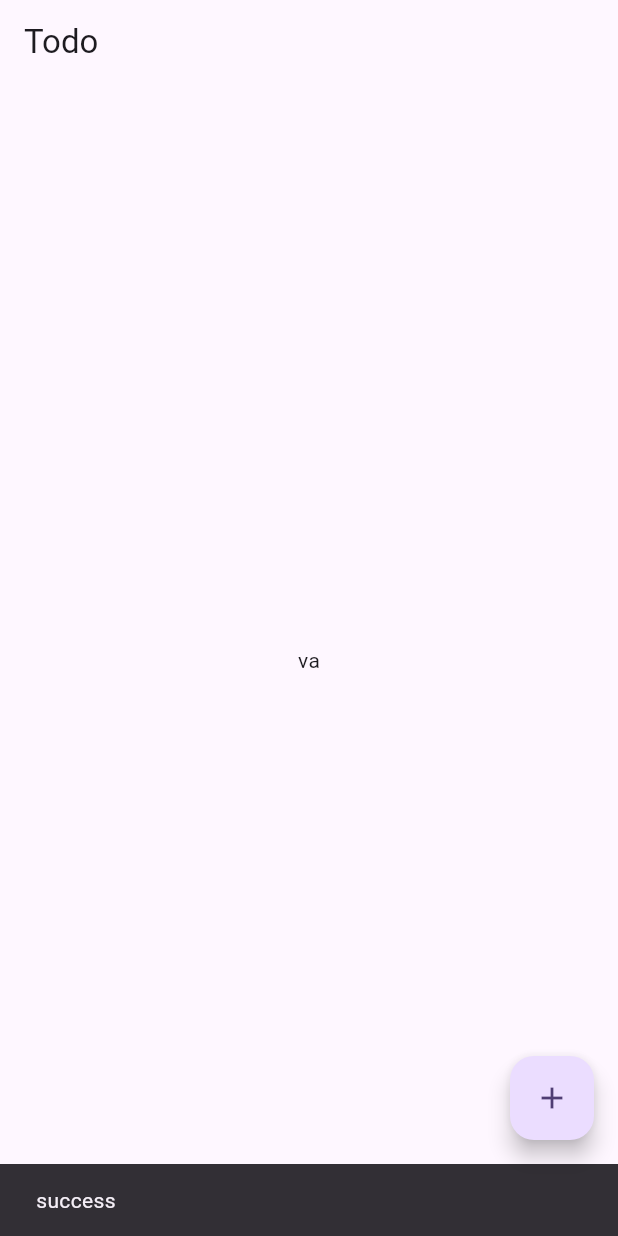
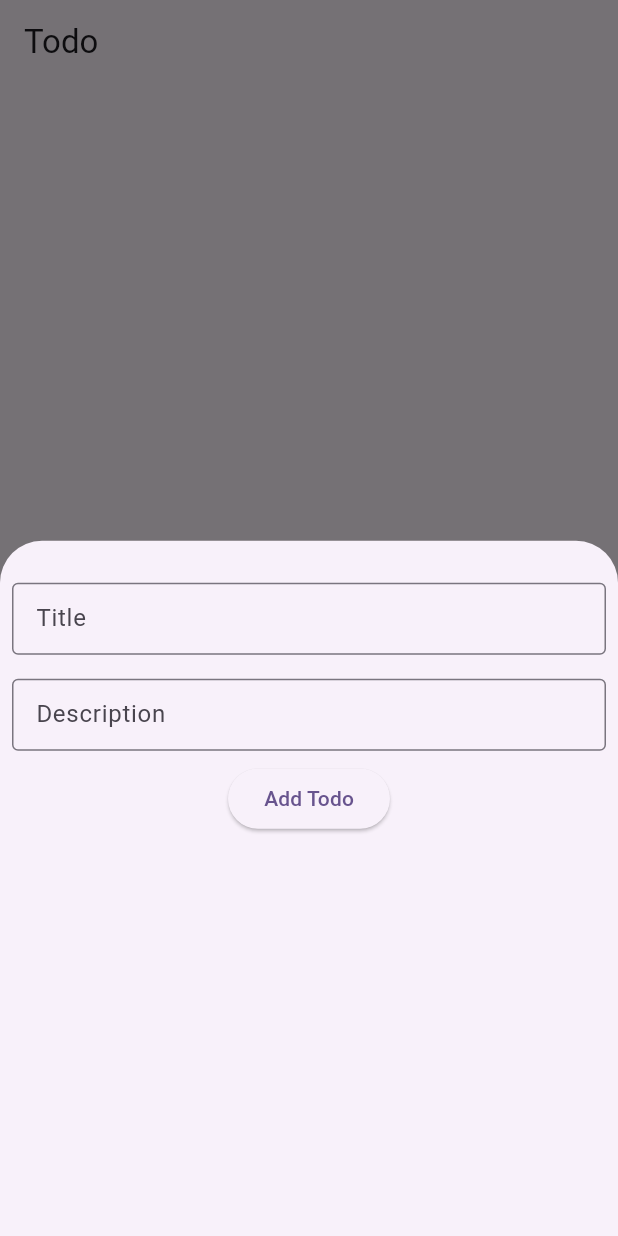
Before and after one commit to Stephen-Essoun/todo-clean-architecture-app, a Flutter app: the screen it shows after launch, after a tap on the "add" icon, on a phone screen of 412 x 824 dp. Run offline on Flutter 3.47's test engine with Material 2 defaults, Android fonts, the phone set to English and light mode, and no system bars; our stand-ins replace cloud_firestore, dartz, firebase_core; accounts and stored records are empty.

Commit message:
adding and retrieving from the db successful

```diff
--- a/lib/feature/todo/data/database/remote.db.dart
+++ b/lib/feature/todo/data/database/remote.db.dart
@@ -7,7 +7,7 @@ abstract class TodoRemoteDB extends ChangeNotifier {
   Future<Todo> addTodo(Todo todo);
   Future<Todo> editTodo(Todo todo);
   Future<Todo> deleteTodo(Todo todo);
-  Future<List<Todo>> listTodos();
+  Stream<List<Todo>> listTodos();
 }
 
 class TodoRemoteDBImpl extends ChangeNotifier implements TodoRemoteDB {
@@ -34,12 +34,15 @@ class TodoRemoteDBImpl extends ChangeNotifier implements TodoRemoteDB {
   }
 
   @override
-  Future<List<Todo>> listTodos() async {
-    final todos = await db.get();
-    return todos.docs
-        .map(
-          (todo) => Todo.fromMap(todo.data()),
-        )
-        .toList();
+  Stream<List<Todo>> listTodos() async* {
+    yield* db.snapshots().map(
+      (snapshots) {
+        return snapshots.docs
+            .map(
+              (docs) => Todo.fromMap(docs.data())
+            )
+            .toList();
+      },
+    );
   }
 }
--- a/lib/feature/todo/data/repositories/todo.repository.impl.dart
+++ b/lib/feature/todo/data/repositories/todo.repository.impl.dart
@@ -41,9 +41,9 @@ class TodoRepositoryImpl extends ChangeNotifier implements TodoRepository{
   }
 
   @override
-  Future<Either<Failure, List<Todo>>> getAll() async{
+  Future<Either<Failure, Stream<List<Todo>>>> getAll() async{
     try {
-      final result = await remoteDB.listTodos();
+      final result = remoteDB.listTodos();
       return Right(result);
     } catch (e) {
       return Left(Failure("Oops, creating was unsuccessful"));
--- a/lib/feature/todo/domain/repositories/todo.repository.dart
+++ b/lib/feature/todo/domain/repositories/todo.repository.dart
@@ -8,5 +8,7 @@ abstract class TodoRepository extends ChangeNotifier{
   Future<Either<Failure,Todo>> add(Todo todo);
   Future<Either<Failure,Todo>> edit(Todo todo);
   Future<Either<Failure,Todo>> delete(Todo todo);
-  Future<Either<Failure,List<Todo>>> getAll();
+  Future<Either<Failure,Stream<List<Todo>>>> getAll();
+
+
 }
--- a/lib/feature/todo/domain/usecases/delete.dart
+++ b/lib/feature/todo/domain/usecases/delete.dart
@@ -1,14 +1,17 @@
 import 'package:dartz/dartz.dart';
+import 'package:flutter/material.dart';
+import 'package:todo/feature/todo/data/repositories/todo.repository.impl.dart';
 
 import '../../shared/errors/failure.dart';
 import '../../shared/utils/usecases.dart';
 import '../entities/todo.dart';
 import '../repositories/todo.repository.dart';
 
-class DeleteTodo implements UseCase<Todo,Params<Todo>> {
+class DeleteTodo extends ChangeNotifier implements UseCase<Todo,Params<Todo>> {
   final TodoRepository repo;
 
   DeleteTodo(this.repo);
+  DeleteTodo.empty():repo = TodoRepositoryImpl.empty();
   @override
   Future<Either<Failure, Todo>> call(Params todo)async {
     return await repo.delete(todo.data);
--- a/lib/feature/todo/domain/usecases/get.all.dart
+++ b/lib/feature/todo/domain/usecases/get.all.dart
@@ -1,17 +1,22 @@
 import 'package:dartz/dartz.dart';
+import 'package:flutter/material.dart';
+import 'package:todo/feature/todo/data/repositories/todo.repository.impl.dart';
 
 import '../../shared/errors/failure.dart';
 import '../../shared/utils/usecases.dart';
 import '../entities/todo.dart';
 import '../repositories/todo.repository.dart';
 
-class GetAllTodo implements UseCase<List<Todo>, Params<void>> {
+class GetAllTodo extends ChangeNotifier implements UseCase< Stream<List<Todo>>, Params<void>> {
   final TodoRepository repo;
 
   GetAllTodo(this.repo);
+  GetAllTodo.empty():repo=TodoRepositoryImpl.empty();
 
   @override
-  Future<Either<Failure, List<Todo>>> call(Params<void> params) {
+  Future<Either<Failure, Stream<List<Todo>>>> call(Params params) {
     return repo.getAll();
   }
+
+
 }
--- a/lib/feature/todo/presentation/binding/todo.binding.dart
+++ b/lib/feature/todo/presentation/binding/todo.binding.dart
@@ -3,6 +3,8 @@ import 'package:todo/feature/todo/data/database/remote.db.dart';
 import 'package:todo/feature/todo/data/repositories/todo.repository.impl.dart';
 import 'package:todo/feature/todo/domain/repositories/todo.repository.dart';
 import 'package:todo/feature/todo/domain/usecases/add.dart';
+import 'package:todo/feature/todo/domain/usecases/delete.dart';
+import 'package:todo/feature/todo/domain/usecases/get.all.dart';
 import 'package:todo/feature/todo/presentation/providers/todo.provider.dart';
 
 class TodoBinding {
@@ -27,10 +29,16 @@ class TodoBinding {
     },
   );
 
+  final getAllTodo = ChangeNotifierProxyProvider<TodoRepository,GetAllTodo>(create: (_) => GetAllTodo.empty(),update: (context, value, previous) {
+    return GetAllTodo(value);
+  },);
+
+  final deletTodo = ChangeNotifierProxyProvider<TodoRepository,DeleteTodo> (create: (context) => DeleteTodo.empty(),update: (context, value, previous) => DeleteTodo(value),);
+
    final todoPro = ChangeNotifierProxyProvider<AddTodo, TodoProvider>(
     create: (_) => TodoProvider.empty(),//there is one positional argument expected here too
     update: (context, addTodo, todoPro) {
-      return TodoProvider(addTodo);
+      return TodoProvider(addTodo,context.read<GetAllTodo>(),context.read<DeleteTodo>());
     },
   );
 }
--- a/lib/feature/todo/presentation/providers/todo.provider.dart
+++ b/lib/feature/todo/presentation/providers/todo.provider.dart
@@ -1,29 +1,51 @@
 import 'package:flutter/material.dart';
 import 'package:todo/feature/todo/domain/usecases/add.dart';
+import 'package:todo/feature/todo/domain/usecases/get.all.dart';
 import 'package:todo/feature/todo/shared/utils/usecases.dart';
 
 import '../../domain/entities/todo.dart';
+import '../../domain/usecases/delete.dart';
 
 class TodoProvider extends ChangeNotifier {
   final AddTodo addTodo;
+  final GetAllTodo getAllTodo;
+  final DeleteTodo deleteTodo;
 
-  TodoProvider(this.addTodo);
-   TodoProvider.empty():addTodo = AddTodo.empty();
+  TodoProvider(this.addTodo, this.getAllTodo, this.deleteTodo);
+  TodoProvider.empty()
+      : addTodo = AddTodo.empty(),
+        getAllTodo = GetAllTodo.empty(),
+        deleteTodo = DeleteTodo.empty();
 
-  add(BuildContext context) async {
+
+  add(BuildContext context,Todo todo) async {
     final result = await addTodo
-        .call(Params(Todo(id: '1', text: 'text', description: 'description')));
+        .call(Params(todo));
     result.fold(
       (l) {
         ScaffoldMessenger.of(context).showSnackBar(const SnackBar(
           content: Text('failure'),
         ));
       },
-      (r) {
+      (success) {
         ScaffoldMessenger.of(context).showSnackBar(const SnackBar(
           content: Text('success'),
         ));
+        Navigator.of(context).pop();
+        return success;
       },
     );
   }
+
+  delete()async{
+final result = await deleteTodo.call(Params(Todo));
+  }
+
+  Stream<List<Todo>> listTodo(BuildContext context) async* {
+    final result = await getAllTodo.call(Params(NoParams));
+    yield* result.fold((failure) {
+      print(failure.message);
+      return Stream.value([]);
+    }, (success) => success);
+  }
 }
--- a/lib/feature/todo/presentation/views/home.dart
+++ b/lib/feature/todo/presentation/views/home.dart
@@ -1,21 +1,89 @@
+import 'dart:math';
+
 import 'package:flutter/material.dart';
 import 'package:provider/provider.dart';
+import 'package:todo/feature/todo/domain/entities/todo.dart';
 import 'package:todo/feature/todo/presentation/providers/todo.provider.dart';
+import 'package:todo/feature/todo/presentation/widgets/textfield.custom.dart';
 
 class HomeView extends StatelessWidget {
-  const HomeView({super.key});
+  HomeView({super.key});
 
   @override
   Widget build(BuildContext context) {
     return Scaffold(
       appBar: AppBar(title: const Text('Todo')),
-      body: const Center(child: Text('va')),
+      body: StreamBuilder<List<Todo>>(
+          stream: context.read<TodoProvider>().listTodo(context),
+          builder: (context, snapshot) {
+            if (snapshot.hasData) {
+              final todo = snapshot.data!;
+              return ListView.builder(
+                itemCount: todo.length,
+                itemBuilder: (context, index) {
+                  return ListTile(
+                    title: Text(todo[index].text),
+                    subtitle: Text(todo[index].description),
+                  );
+                },
+              );
+            }
+            if (snapshot.hasError) {
+              return const Center(
+                child: Text('No data found'),
+              );
+            }
+            return const Center(child: CircularProgressIndicator.adaptive());
+          }),
       floatingActionButton: FloatingActionButton(
-        onPressed: () => WidgetsBinding.instance.addPostFrameCallback((v) {
-          context.read<TodoProvider>().add(context);
-        }),
+        onPressed: () => textFields(context),
         child: const Icon(Icons.add),
       ),
     );
   }
+
+  final textController = TextEditingController();
+  final descriptionController = TextEditingController();
+
+  String generateRandomId(int length) {
+    const String chars =
+        'abcdefghijklmnopqrstuvwxyz0123456789';
+    final Random random = Random();
+    const int maxIndex = chars.length - 1;
+
+    String id = '';
+    for (int i = 0; i < length; i++) {
+      id += chars[random.nextInt(maxIndex)];
+    }
+
+    return id;
+  }
+
+  textFields(BuildContext context) {
+    showModalBottomSheet(
+      context: context,
+      builder: (context) {
+        return Column(
+          children: [
+            const SizedBox(
+              height: 20,
+            ),
+            customTextField(labelText: 'Title', controller: textController),
+            customTextField(
+                labelText: 'Description', controller: descriptionController),
+            ElevatedButton(
+              onPressed: () {
+                final todo = Todo(
+                    id: generateRandomId(10),
+                    text: textController.text,
+                    description: descriptionController.text);
+                context.read<TodoProvider>().add(context, todo);
+              },
+              child: const Text('Add Todo'),
+            )
+          ],
+        );
+      },
+    );
+  }
 }
--- /dev/null
+++ b/lib/feature/todo/presentation/widgets/textfield.custom.dart
@@ -0,0 +1,17 @@
+import 'package:flutter/material.dart';
+
+Widget customTextField({
+  required String labelText,
+  TextEditingController? controller,
+}) {
+  return Padding(
+    padding: const EdgeInsets.all(8.0),
+    child: TextFormField(
+      controller: controller,
+      decoration: InputDecoration(
+          border: const OutlineInputBorder(),
+          isDense: true,
+          labelText: labelText),
+    ),
+  );
+}
--- a/lib/feature/todo/shared/utils/usecases.dart
+++ b/lib/feature/todo/shared/utils/usecases.dart
@@ -6,13 +6,12 @@ abstract class UseCase<Type, Params> {
   Future<Either<Failure, Type>> call(Params params);
 }
 
-class Params<T>{
+class Params<T> {
   final T data;
 
   Params(this.data);
 }
-class NoParams{
-  final void data;
 
-  NoParams(this.data);
+class NoParams {
+  NoParams();
 }
--- a/lib/main.dart
+++ b/lib/main.dart
@@ -14,6 +14,8 @@ void main() async {
     binding.todoReDB,
     binding.todoRepo,
     binding.addTodo,
+    binding.getAllTodo,
+    binding.deletTodo,
     binding.todoPro,
   ], child: const MyApp()));
 }
@@ -29,7 +31,7 @@ class MyApp extends StatelessWidget {
           colorScheme: ColorScheme.fromSeed(seedColor: Colors.deepPurple),
           useMaterial3: true,
         ),
-        home: const HomeView());
+        home: HomeView());
   }
 }
 
@@ -66,6 +68,8 @@ class _ExtensionsTestState extends State<ExtensionsTest> {
   }
 }
 
+
+
 extension WhileWait on ElevatedButton {
   Widget loading(bool isLoading) {
     return isLoading
```
Also changed, not shown: 2 other files.
